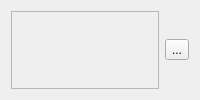
Above: source/VIEW/DIALOGS/propertyEditor.ui from BALL-Project/ball before the change. Below: the same form after it.
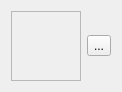
That is the form after the change.

```diff
--- a/source/VIEW/DIALOGS/propertyEditor.ui
+++ b/source/VIEW/DIALOGS/propertyEditor.ui
@@ -2,6 +2,14 @@
 <ui version="4.0">
  <class>PropertyEditor</class>
  <widget class="QWidget" name="PropertyEditor">
+  <property name="geometry">
+   <rect>
+    <x>0</x>
+    <y>0</y>
+    <width>107</width>
+    <height>79</height>
+   </rect>
+  </property>
   <layout class="QHBoxLayout" name="horizontalLayout">
    <item>
     <widget class="QScrollArea" name="scrollArea">
@@ -13,8 +21,8 @@
        <rect>
         <x>0</x>
         <y>0</y>
-        <width>61</width>
-        <height>61</height>
+        <width>57</width>
+        <height>57</height>
        </rect>
       </property>
      </widget>
```
